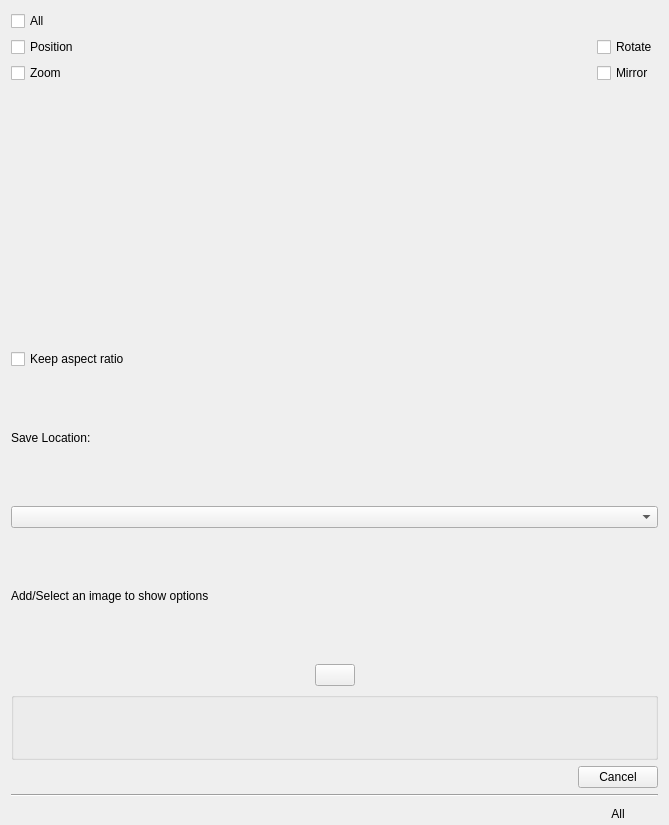
This is plugins/tools/defaulttool/referenceimagestool/WdgToolOptions.ui in KDE/krita as Qt 5 draws it before an edit. The edited form follows.
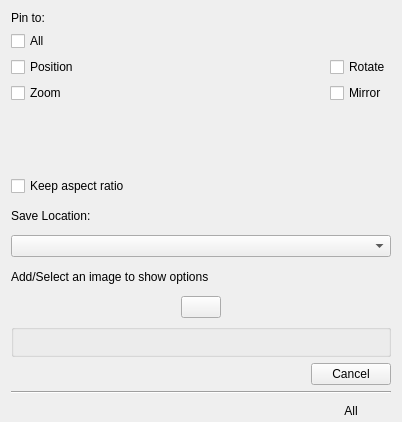
This is the edited form. Custom widgets are drawn as their Qt base class.

Commit message: Fix Zoom position & Polish the UI

Diff of the .ui file:
```diff
--- a/plugins/tools/defaulttool/referenceimagestool/WdgToolOptions.ui
+++ b/plugins/tools/defaulttool/referenceimagestool/WdgToolOptions.ui
@@ -10,8 +10,8 @@
    <rect>
     <x>0</x>
     <y>0</y>
-    <width>669</width>
-    <height>825</height>
+    <width>402</width>
+    <height>422</height>
    </rect>
   </property>
   <property name="sizePolicy">
@@ -29,79 +29,86 @@
    </property>
    <item>
     <layout class="QGridLayout" name="gridLayout_2">
-     <item row="1" column="0">
+     <item row="2" column="0">
       <widget class="QCheckBox" name="chkPinPos">
        <property name="text">
         <string>Position</string>
        </property>
       </widget>
      </item>
-     <item row="1" column="1">
-      <spacer name="horizontalSpacer_6">
-       <property name="orientation">
-        <enum>Qt::Horizontal</enum>
-       </property>
-       <property name="sizeHint" stdset="0">
-        <size>
-         <width>40</width>
-         <height>20</height>
-        </size>
-       </property>
-      </spacer>
-     </item>
-     <item row="3" column="1">
-      <spacer name="horizontalSpacer_5">
-       <property name="orientation">
-        <enum>Qt::Horizontal</enum>
-       </property>
-       <property name="sizeHint" stdset="0">
-        <size>
-         <width>40</width>
-         <height>20</height>
-        </size>
-       </property>
-      </spacer>
-     </item>
-     <item row="3" column="0">
-      <widget class="QCheckBox" name="chkPinZoom">
-       <property name="text">
-        <string>Zoom</string>
-       </property>
-      </widget>
-     </item>
-     <item row="3" column="2">
+     <item row="4" column="2">
       <widget class="QCheckBox" name="chkPinMirror">
        <property name="text">
         <string>Mirror</string>
        </property>
       </widget>
      </item>
-     <item row="1" column="2">
+     <item row="2" column="1">
+      <spacer name="horizontalSpacer_6">
+       <property name="orientation">
+        <enum>Qt::Horizontal</enum>
+       </property>
+       <property name="sizeHint" stdset="0">
+        <size>
+         <width>40</width>
+         <height>20</height>
+        </size>
+       </property>
+      </spacer>
+     </item>
+     <item row="2" column="2">
       <widget class="QCheckBox" name="chkPinRotate">
        <property name="text">
         <string>Rotate</string>
        </property>
       </widget>
      </item>
-     <item row="0" column="0">
+     <item row="1" column="1">
+      <spacer name="horizontalSpacer_2">
+       <property name="orientation">
+        <enum>Qt::Horizontal</enum>
+       </property>
+       <property name="sizeHint" stdset="0">
+        <size>
+         <width>40</width>
+         <height>20</height>
+        </size>
+       </property>
+      </spacer>
+     </item>
+     <item row="4" column="1">
+      <spacer name="horizontalSpacer_5">
+       <property name="orientation">
+        <enum>Qt::Horizontal</enum>
+       </property>
+       <property name="sizeHint" stdset="0">
+        <size>
+         <width>40</width>
+         <height>20</height>
+        </size>
+       </property>
+      </spacer>
+     </item>
+     <item row="1" column="0">
       <widget class="QCheckBox" name="chkPinAll">
        <property name="text">
         <string>All</string>
        </property>
       </widget>
      </item>
-     <item row="0" column="1">
-      <spacer name="horizontalSpacer_2">
-       <property name="orientation">
-        <enum>Qt::Horizontal</enum>
+     <item row="4" column="0">
+      <widget class="QCheckBox" name="chkPinZoom">
+       <property name="text">
+        <string>Zoom</string>
        </property>
-       <property name="sizeHint" stdset="0">
-        <size>
-         <width>40</width>
-         <height>20</height>
-        </size>
+      </widget>
+     </item>
+     <item row="0" column="0">
+      <widget class="QLabel" name="lblPin">
+       <property name="text">
+        <string>Pin to:</string>
        </property>
-      </spacer>
+      </widget>
      </item>
     </layout>
    </item>
```
The commit also changes 5 other files.
